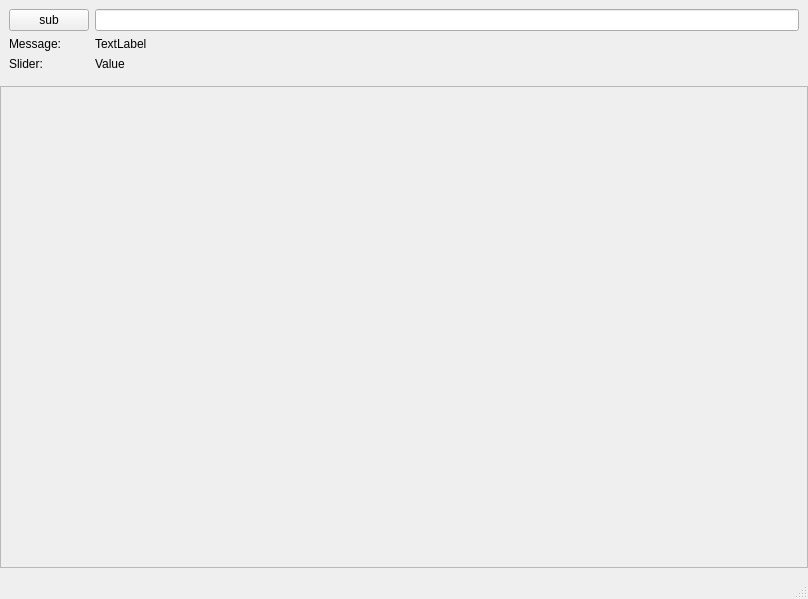
Before: the Qt Designer form mqtt_sub/mainwindow.ui in danylo-nevidomiy/MqttClient, drawn with Qt 5.
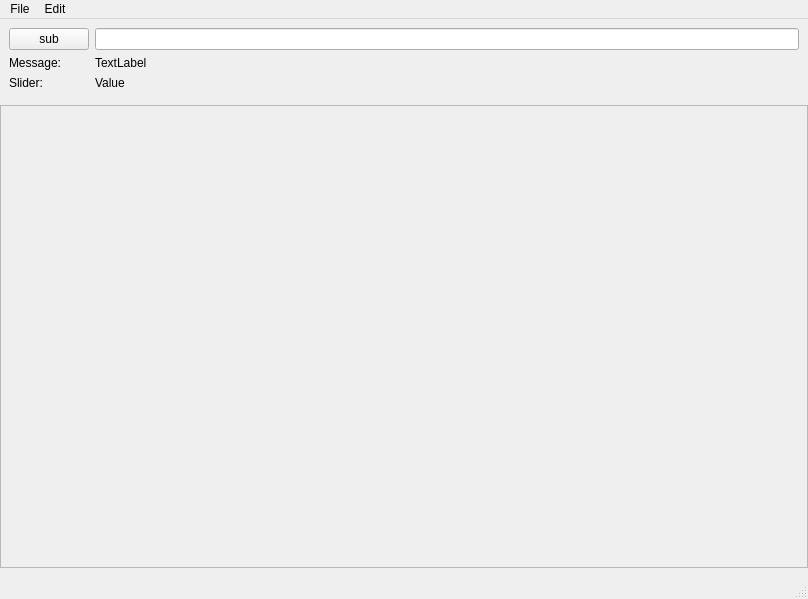
After: the same form once the commit is applied.

Diff of the .ui file:
```diff
--- a/mqtt_sub/mainwindow.ui
+++ b/mqtt_sub/mainwindow.ui
@@ -10,12 +10,6 @@
     <height>599</height>
    </rect>
   </property>
-  <property name="sizePolicy">
-   <sizepolicy hsizetype="MinimumExpanding" vsizetype="MinimumExpanding">
-    <horstretch>0</horstretch>
-    <verstretch>0</verstretch>
-   </sizepolicy>
-  </property>
   <property name="windowTitle">
    <string>MainWindow</string>
   </property>
@@ -141,6 +135,19 @@
      <height>23</height>
     </rect>
    </property>
+   <widget class="QMenu" name="menuFile">
+    <property name="title">
+     <string>File</string>
+    </property>
+   </widget>
+   <widget class="QMenu" name="menuEdit">
+    <property name="title">
+     <string>Edit</string>
+    </property>
+    <addaction name="actionAdd"/>
+   </widget>
+   <addaction name="menuFile"/>
+   <addaction name="menuEdit"/>
   </widget>
   <widget class="QStatusBar" name="statusbar"/>
  </widget>
```
Left out of the diff: 5 changed lines with no effect on the pictures.
